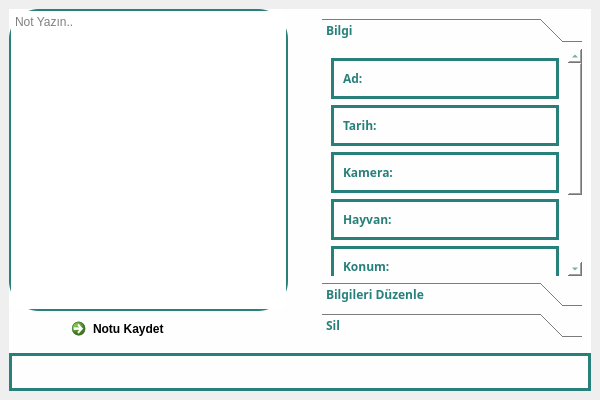
Old version of the form imageform.ui in the repository kajun1337/Cam_Trap.
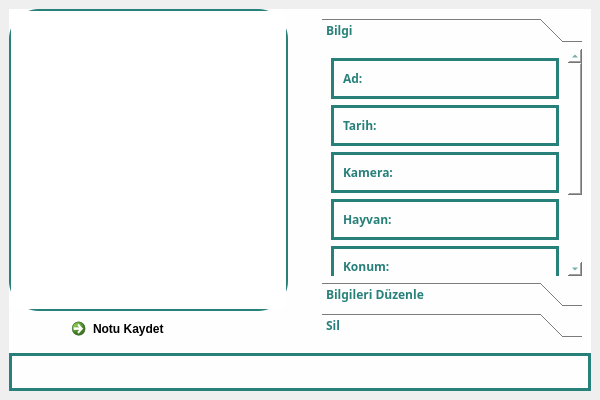
New version of the form. Icons and pictures are not drawn.

What changed in the file:
```diff
--- a/imageform.ui
+++ b/imageform.ui
@@ -188,6 +188,9 @@
             </property>
             <item>
              <widget class="QPlainTextEdit" name="plainTextEdit">
+              <property name="plainText">
+               <string/>
+              </property>
               <property name="placeholderText">
                <string>Not Yazın..</string>
               </property>
```
